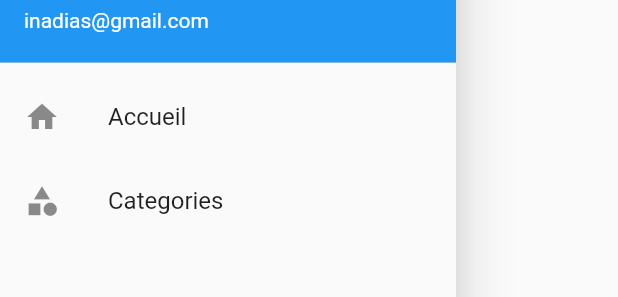
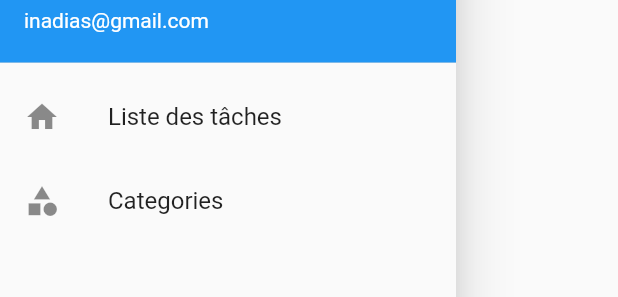
Before and after one commit to inadias/flutter-remindme, a Flutter app: the DrawerNavigator widget shown alone on an empty page, opened directly, on a phone screen of 412 x 824 dp. Shown: the part 179-476 px from the top of the screen. Run offline on Flutter 3.47's test engine with Material 2 defaults, Android fonts, the light colour scheme and no system bars; our stand-ins replace google_fonts, sqflite; accounts and stored records are empty; network calls fail.

Commit message:
modif navigateur btn liste des taches

```diff
--- a/lib/drawer.dart
+++ b/lib/drawer.dart
@@ -1,5 +1,6 @@
 import 'package:flutter/material.dart';
 import 'package:remind_me/categories_page.dart';
+import 'package:remind_me/todo_list.dart';
 import 'package:remind_me/welcome_page.dart';
 
 
@@ -27,8 +28,8 @@ class _DrawerNavigatorState extends State<DrawerNavigator> {
               BoxDecoration(color: Colors.blue),
             ),ListTile(
               leading: Icon(Icons.home),
-              title: Text("Accueil"),
-              onTap: ()=> Navigator.of(context).push(MaterialPageRoute(builder: (context)=>WelcomePage())),
+              title: Text("Liste des tâches"),
+              onTap: ()=> Navigator.of(context).push(MaterialPageRoute(builder: (context)=>TodoList())),
             ),
             ListTile(
               leading: Icon(Icons.category),
```
